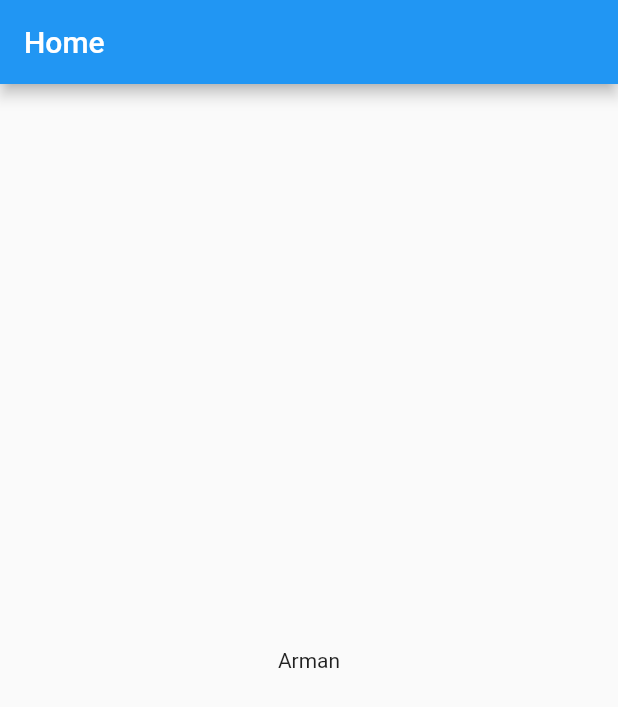
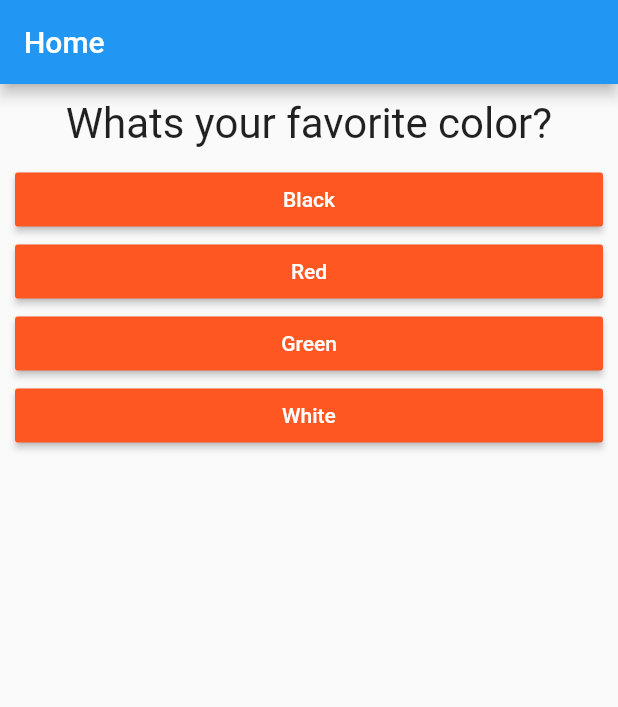
Before and after one commit to iarmankhan/flutter-practice-1, a Flutter app: the screen it shows after launch, on a phone screen of 412 x 824 dp. Shown: the top 707 px of the screen. Run offline on Flutter 3.47's test engine with Material 2 defaults, Android fonts, the light colour scheme and no system bars; missing offline and left inert: dart:ffi.

Commit message:
:construction: quiz widget

```diff
--- /dev/null
+++ b/lib/answer.dart
@@ -0,0 +1,23 @@
+import 'dart:ffi';
+
+import 'package:flutter/material.dart';
+
+class AnswerButton extends StatelessWidget {
+  final onPress;
+  final String text;
+  const AnswerButton(this.onPress, this.text);
+
+  @override
+  Widget build(BuildContext context) {
+    return Container(
+      width: double.infinity,
+      margin: EdgeInsets.only(left: 10, right: 10),
+      child: RaisedButton(
+        color: Colors.deepOrange,
+        textColor: Colors.white,
+        child: Text(text),
+        onPressed: onPress,
+      ),
+    );
+  }
+}
--- a/lib/main.dart
+++ b/lib/main.dart
@@ -1,10 +1,43 @@
+import 'package:f_1/quiz.dart';
+import 'package:f_1/result.dart';
 import 'package:flutter/material.dart';
 
 void main() {
   runApp(MyApp());
 }
 
-class MyApp extends StatelessWidget {
+class MyApp extends StatefulWidget {
+  @override
+  State<StatefulWidget> createState() {
+    return _MyAppState();
+  }
+}
+
+class _MyAppState extends State<MyApp> {
+  var _questionIndex = 0;
+  static const questions = [
+    {
+      'question': 'Whats your favorite color?',
+      'answers': ['Black', 'Red', 'Green', 'White']
+    },
+    {
+      'question': 'Whats your favorite animal?',
+      'answers': ['Tiger', 'Lion', 'Elephant', 'Zebra']
+    },
+    {
+      'question': 'Whats your favorite hobby?',
+      'answers': ['Reading', 'Writing', 'Dancing', 'Learning']
+    },
+  ];
+
+  void _answerQuestion() {
+    if (_questionIndex < questions.length) {
+      setState(() {
+        _questionIndex += 1;
+      });
+    }
+  }
+
   @override
   Widget build(BuildContext context) {
     return MaterialApp(
@@ -12,9 +45,13 @@ class MyApp extends StatelessWidget {
         appBar: AppBar(
           title: Text("Home"),
         ),
-        body: Center(
-          child: Text("Arman"),
-        ),
+        body: _questionIndex < questions.length
+            ? Quiz(
+                questions: questions,
+                questionIndex: _questionIndex,
+                answerQuestion: _answerQuestion,
+              )
+            : Result(),
       ),
     );
   }
--- /dev/null
+++ b/lib/question.dart
@@ -0,0 +1,21 @@
+import 'package:flutter/material.dart';
+import 'package:flutter/widgets.dart';
+
+class Question extends StatelessWidget {
+  final String questionText;
+
+  Question(this.questionText);
+
+  @override
+  Widget build(BuildContext context) {
+    return Container(
+      width: double.infinity,
+      margin: EdgeInsets.all(10),
+      child: Text(
+        questionText,
+        style: TextStyle(fontSize: 28),
+        textAlign: TextAlign.center,
+      ),
+    );
+  }
+}
--- /dev/null
+++ b/lib/quiz.dart
@@ -0,0 +1,29 @@
+import 'package:f_1/answer.dart';
+import 'package:f_1/question.dart';
+import 'package:flutter/material.dart';
+
+class Quiz extends StatelessWidget {
+  final List<Map<String, Object>> questions;
+  final int questionIndex;
+  final answerQuestion;
+
+  Quiz({
+    required this.questions,
+    required this.questionIndex,
+    required this.answerQuestion,
+  });
+
+  @override
+  Widget build(BuildContext context) {
+    return Container(
+      child: Column(
+        children: <Widget>[
+          Question(questions[questionIndex]['question'] as String),
+          ...(questions[questionIndex]['answers'] as List<String>)
+              .map((answer) => AnswerButton(answerQuestion, answer))
+              .toList(),
+        ],
+      ),
+    );
+  }
+}
--- /dev/null
+++ b/lib/result.dart
@@ -0,0 +1,12 @@
+import 'package:flutter/material.dart';
+
+class Result extends StatelessWidget {
+  @override
+  Widget build(BuildContext context) {
+    return Container(
+      child: Center(
+        child: Text("Yay"),
+      ),
+    );
+  }
+}
```
